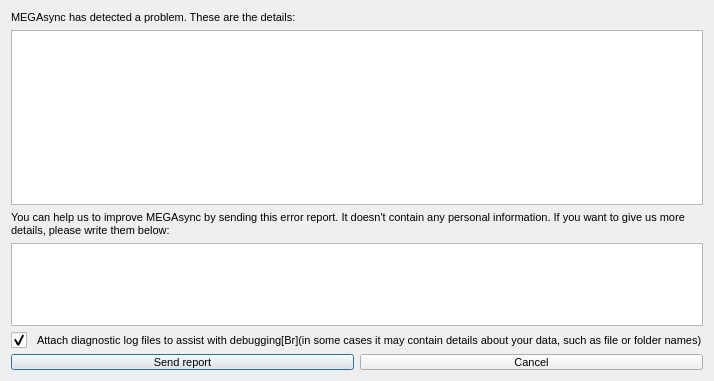
Above: src/MEGASync/gui/win/CrashReportDialog.ui from meganz/MEGAsync before the change. Below: the same form after it.
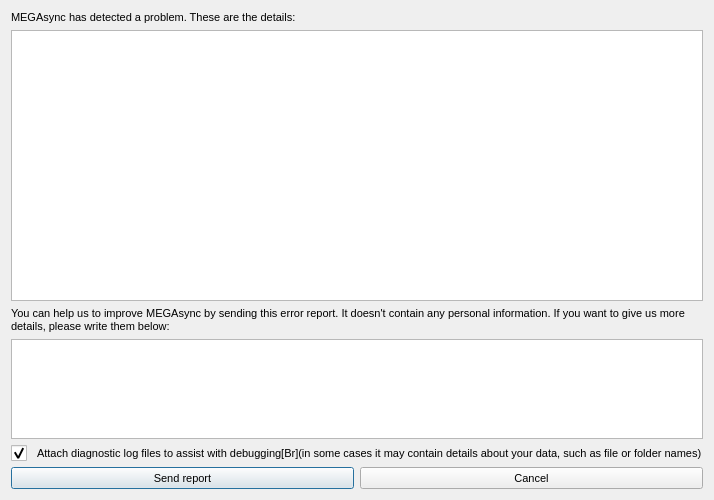
That is the form after the change.

Commit message: change crash report dialog geometry & fix crash when repositioning with !infodialog

```diff
--- a/src/MEGASync/gui/win/CrashReportDialog.ui
+++ b/src/MEGASync/gui/win/CrashReportDialog.ui
@@ -6,8 +6,8 @@
    <rect>
     <x>0</x>
     <y>0</y>
-    <width>386</width>
-    <height>381</height>
+    <width>450</width>
+    <height>500</height>
    </rect>
   </property>
   <property name="windowTitle">
```
The commit also changes 2 other files.
